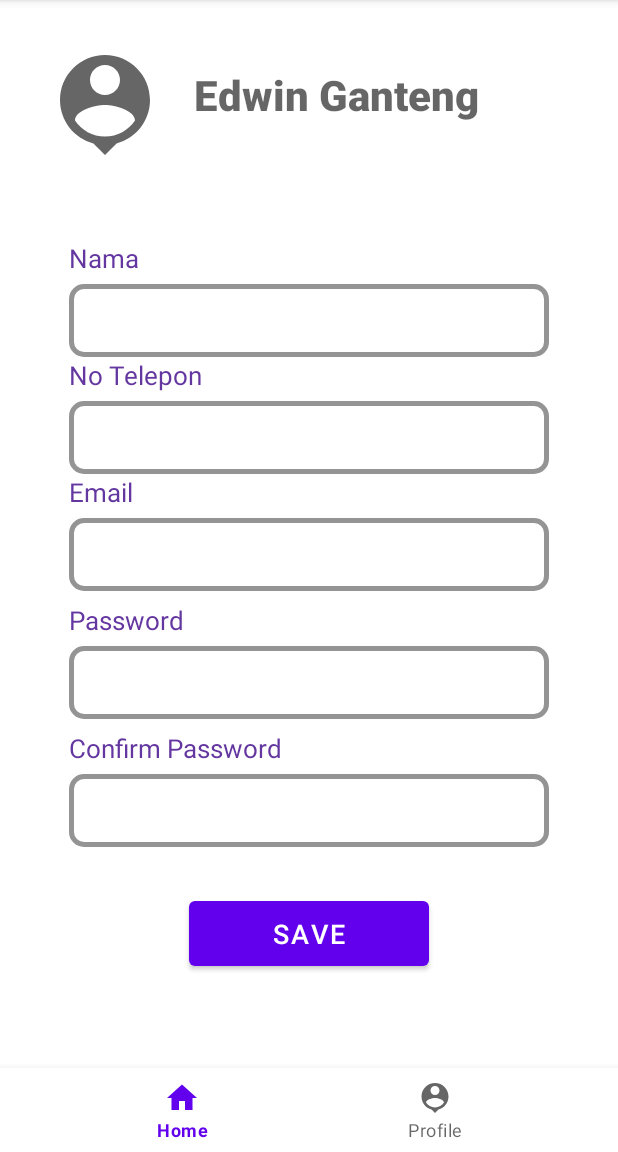
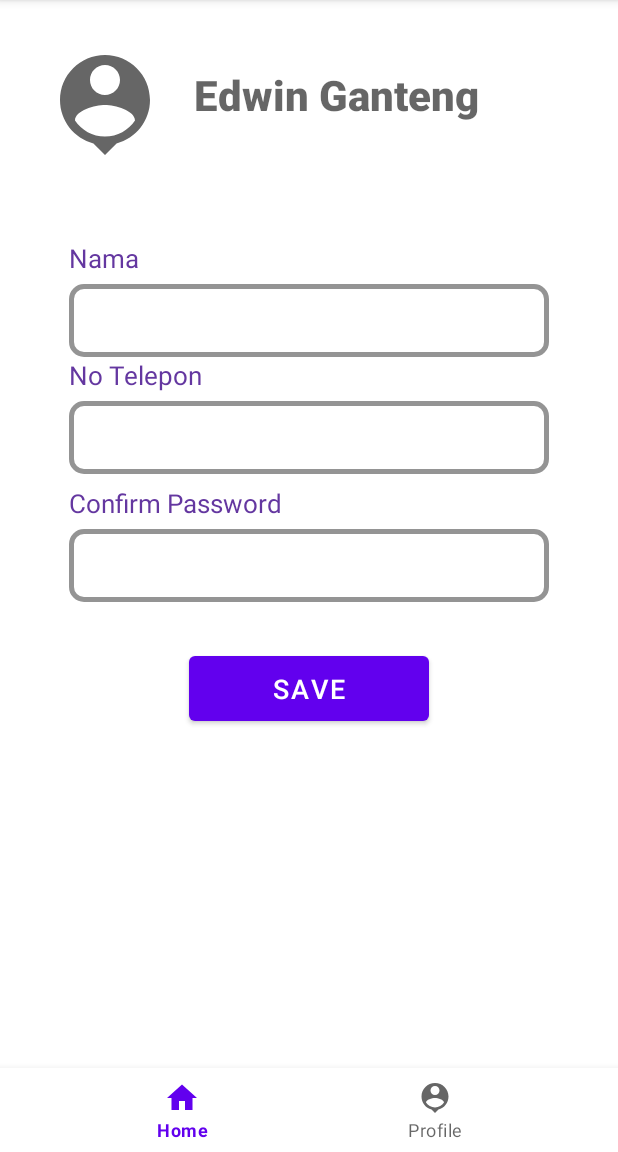
Before and after one commit to NathKevin/UAS_PBP, an Android app: the fragment FragmentProfile placed in its activity, on a phone screen of 412 x 824 dp, the part 84-1236 px from its top. Run offline under Robolectric (Android 15) with nearby library versions, the light colour scheme and no system bars; our stand-ins replace CircleImageView, Volley, data binding; pictures from the network do not load; 3 statements that could not run were skipped.

Commit message:
second commit UAS

```diff
--- a/app/src/main/AndroidManifest.xml
+++ b/app/src/main/AndroidManifest.xml
@@ -6,8 +6,10 @@
     <uses-permission android:name="android.permission.ACCESS_FINE_LOCATION" />
     <uses-permission android:name="android.permission.ACCESS_COARSE_LOCATION" />
     <uses-permission android:name="android.permission.INTERNET" />
+    <uses-permission android:name="android.permission.CAMERA"/>
 
     <application
+        android:usesCleartextTraffic="true"
         android:name=".notification.AppChannel"
         android:allowBackup="false"
         android:icon="@mipmap/ic_launcher"
--- a/app/src/main/res/layout/fragment_profile.xml
+++ b/app/src/main/res/layout/fragment_profile.xml
@@ -28,12 +28,25 @@
                 android:layout_height="wrap_content">
 
                 <ImageView
-                    android:id="@+id/icon"
-                    android:layout_width="80dp"
-                    android:layout_height="80dp"
-                    android:layout_marginLeft="30dp"
-                    android:layout_marginTop="30dp"
-                    android:src="@drawable/ic_baseline_person_pin_24" />
+                    android:id="@+id/iv_gambar"
+                        android:layout_width="80dp"
+                        android:layout_height="80dp"
+                        android:layout_marginLeft="30dp"
+                        android:layout_marginTop="30dp"
+                        android:foreground="?android:attr/selectableItemBackground"
+                        android:src="@drawable/ic_baseline_person_pin_24"/>
+
+<!--                <de.hdodenhof.circleimageview.CircleImageView -->
+<!--                    xmlns:app="http://schemas.android.com/apk/res-auto"-->
+<!--                    android:id="@+id/iv_gambar"-->
+<!--                    android:layout_width="80dp"-->
+<!--                    android:layout_height="80dp"-->
+<!--                    android:layout_marginLeft="30dp"-->
+<!--                    android:layout_marginTop="30dp"-->
+<!--                    android:foreground="?android:attr/selectableItemBackground"-->
+<!--                    android:src="@drawable/ic_baseline_person_pin_24"-->
+<!--                    app:civ_border_color="#FF000000"-->
+<!--                    app:civ_border_width="2dp" />-->
 
                 <TextView
                     android:layout_width="wrap_content"
@@ -41,11 +54,11 @@
                     android:layout_gravity="center_horizontal"
                     android:layout_marginLeft="15dp"
                     android:layout_marginTop="40dp"
-                    android:layout_toEndOf="@id/icon"
+                    android:layout_toEndOf="@id/iv_gambar"
                     android:fontFamily="sans-serif-medium"
+                    android:hint="Edwin Ganteng"
                     android:padding="4dp"
                     android:text="@={user.nama}"
-                    android:hint="Edwin Ganteng"
                     android:textColor="#6437A0"
                     android:textSize="28dp"
                     android:textStyle="bold" />
@@ -54,7 +67,7 @@
                     android:id="@+id/linear_layout"
                     android:layout_width="320dp"
                     android:layout_height="wrap_content"
-                    android:layout_below="@id/icon"
+                    android:layout_below="@id/iv_gambar"
                     android:layout_centerInParent="true"
                     android:layout_gravity="center_horizontal"
                     android:layout_marginTop="50dp"
@@ -114,60 +127,7 @@
                             android:text="@={user.noTelp}" />
                     </com.google.android.material.textfield.TextInputLayout>
 
-                    <TextView
-                        android:layout_width="wrap_content"
-                        android:layout_height="wrap_content"
-                        android:text="Email"
-                        android:textColor="#6437A0"
-                        android:textSize="17dp" />
 
-                    <com.google.android.material.textfield.TextInputLayout
-                        style="@style/Widget.MaterialComponents.TextInputLayout.OutlinedBox.Dense"
-                        android:layout_width="match_parent"
-                        android:layout_height="wrap_content"
-                        android:outlineSpotShadowColor="@color/black"
-                        app:boxCornerRadiusBottomEnd="10dp"
-                        app:boxCornerRadiusBottomStart="10dp"
-                        app:boxCornerRadiusTopEnd="10dp"
-                        app:boxCornerRadiusTopStart="10dp"
-                        app:boxStrokeColor="#6437A0"
-                        app:boxStrokeWidth="3dp">
-
-                        <com.google.android.material.textfield.TextInputEditText
-                            android:id="@+id/etEmail"
-                            android:layout_width="match_parent"
-                            android:layout_height="wrap_content"
-                            android:inputType="textEmailAddress"
-                            android:text="@={user.email}" />
-                    </com.google.android.material.textfield.TextInputLayout>
-
-                    <TextView
-                        android:layout_width="wrap_content"
-                        android:layout_height="wrap_content"
-                        android:layout_marginTop="7dp"
-                        android:text="Password"
-                        android:textColor="#6437A0"
-                        android:textSize="17dp" />
-
-                    <com.google.android.material.textfield.TextInputLayout
-                        style="@style/Widget.MaterialComponents.TextInputLayout.OutlinedBox.Dense"
-                        android:layout_width="match_parent"
-                        android:layout_height="wrap_content"
-                        android:outlineSpotShadowColor="@color/black"
-                        app:boxCornerRadiusBottomEnd="10dp"
-                        app:boxCornerRadiusBottomStart="10dp"
-                        app:boxCornerRadiusTopEnd="10dp"
-                        app:boxCornerRadiusTopStart="10dp"
-                        app:boxStrokeColor="#6437A0"
-                        app:boxStrokeWidth="3dp">
-
-                        <com.google.android.material.textfield.TextInputEditText
-                            android:id="@+id/etPassword"
-                            android:layout_width="match_parent"
-                            android:layout_height="wrap_content"
-                            android:inputType="textPassword"
-                            android:text="@={user.password}" />
-                    </com.google.android.material.textfield.TextInputLayout>
 
                     <TextView
                         android:layout_width="wrap_content"
--- a/app/src/main/res/values/strings.xml
+++ b/app/src/main/res/values/strings.xml
@@ -7,4 +7,6 @@
     <string name="user_location_permission_not_granted">Ditolak Kalian Semua</string>
     <string name="location_picker_place_name_result">Place name: %1$s</string>
     <string name="loading_text">Loading...</string>
+    <string name="buka_kamera">OPEN CAMERA</string>
+    <string name="pilih_dari_galeri">OPEN GALLERY</string>
 </resources>
```
Also changed, not shown: app/build.gradle (+7 -0 lines), app/src/main/java/com/example/uts/FragmentProfile.java (+172 -0 lines), app/src/main/java/com/example/uts/model/User.java (+14 -0 lines), app/src/main/res/drawable/ic_baseline_photo_camera_24.xml (added, +13 -0 lines), app/src/main/res/drawable/ic_baseline_photo_library_24.xml (added, +10 -0 lines), app/src/main/res/layout/layout_select_media.xml (added, +31 -0 lines).
